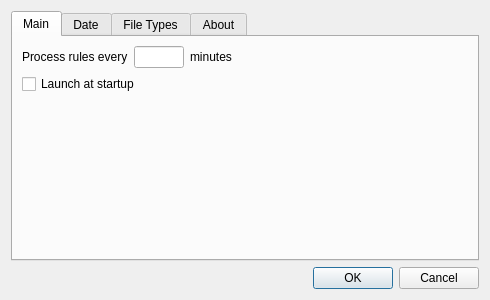
This is design/settings_dialog.ui in ZUBERKHAN034/declutter-extended as Qt 5 draws it before an edit. The edited form follows.
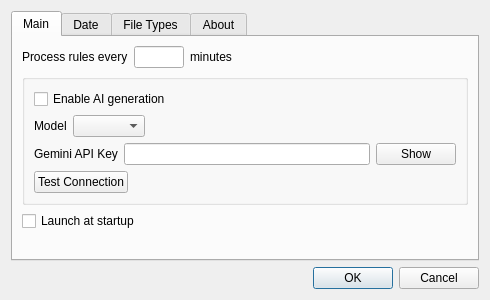
This is the edited form.

Diff of the .ui file:
```diff
--- a/design/settings_dialog.ui
+++ b/design/settings_dialog.ui
@@ -73,6 +73,108 @@
            </item>
           </layout>
          </item>
+         <item>
+          <widget class="QGroupBox" name="geminiGroupBox">
+           <property name="title">
+            <string/>
+           </property>
+           <layout class="QVBoxLayout" name="verticalLayout_3">
+            <item>
+             <widget class="QCheckBox" name="geminiEnableCheckBox">
+              <property name="text">
+               <string>Enable AI generation</string>
+              </property>
+             </widget>
+            </item>
+            <item>
+             <layout class="QHBoxLayout" name="geminiModelLayout">
+              <item>
+               <widget class="QLabel" name="geminiModelLabel">
+                <property name="text">
+                 <string>Model</string>
+                </property>
+               </widget>
+              </item>
+              <item>
+               <widget class="QComboBox" name="geminiModelCombo"/>
+              </item>
+              <item>
+               <spacer name="geminiModelSpacer">
+                <property name="orientation">
+                 <enum>Qt::Orientation::Horizontal</enum>
+                </property>
+                <property name="sizeHint" stdset="0">
+                 <size>
+                  <width>40</width>
+                  <height>20</height>
+                 </size>
+                </property>
+               </spacer>
+              </item>
+             </layout>
+            </item>
+            <item>
+             <layout class="QHBoxLayout" name="geminiKeyLayout">
+              <item>
+               <widget class="QLabel" name="geminiKeyLabel">
+                <property name="text">
+                 <string>Gemini API Key</string>
+                </property>
+               </widget>
+              </item>
+              <item>
+               <widget class="QLineEdit" name="geminiKeyEdit">
+                <property name="echoMode">
+                 <enum>QLineEdit::EchoMode::Password</enum>
+                </property>
+               </widget>
+              </item>
+              <item>
+               <widget class="QPushButton" name="geminiShowHideButton">
+                <property name="text">
+                 <string>Show</string>
+                </property>
+                <property name="checkable">
+                 <bool>true</bool>
+                </property>
+               </widget>
+              </item>
+             </layout>
+            </item>
+            <item>
+             <layout class="QHBoxLayout" name="geminiTestLayout">
+              <item>
+               <widget class="QPushButton" name="geminiTestButton">
+                <property name="text">
+                 <string>Test Connection</string>
+                </property>
+               </widget>
+              </item>
+              <item>
+               <widget class="QLabel" name="geminiStatusLabel">
+                <property name="text">
+                 <string/>
+                </property>
+               </widget>
+              </item>
+              <item>
+               <spacer name="geminiTestSpacer">
+                <property name="orientation">
+                 <enum>Qt::Orientation::Horizontal</enum>
+                </property>
+                <property name="sizeHint" stdset="0">
+                 <size>
+                  <width>40</width>
+                  <height>20</height>
+                 </size>
+                </property>
+               </spacer>
+              </item>
+             </layout>
+            </item>
+           </layout>
+          </widget>
+         </item>
          <item>
           <widget class="QCheckBox" name="startAtLoginCheckBox">
            <property name="text">
```
